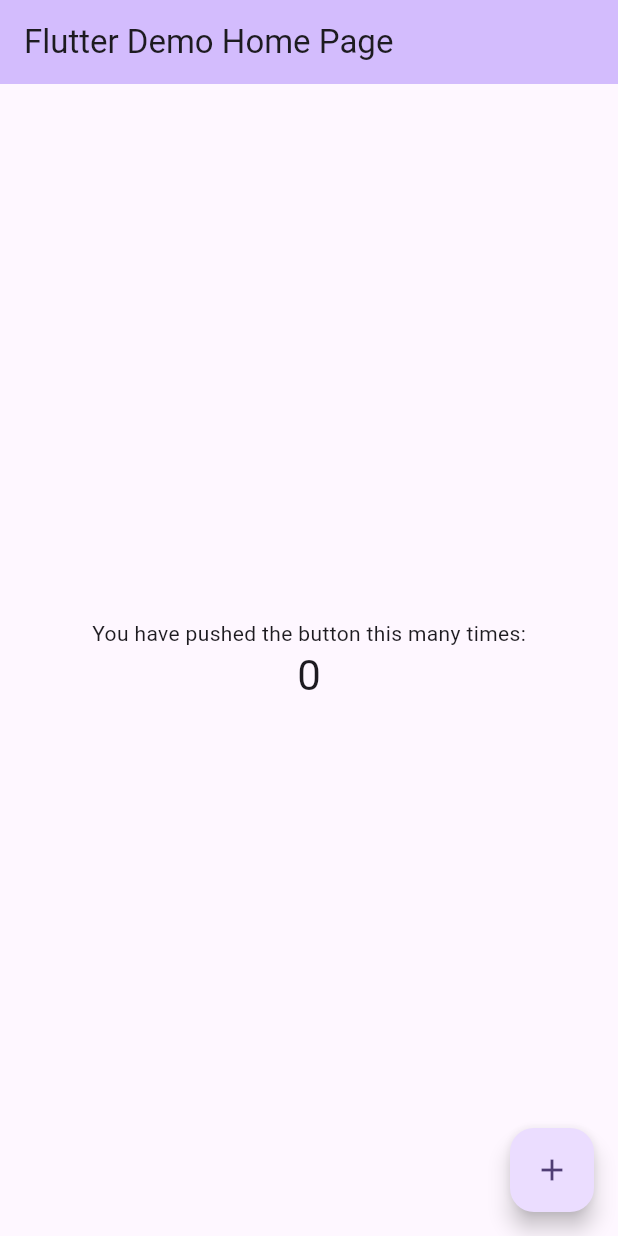
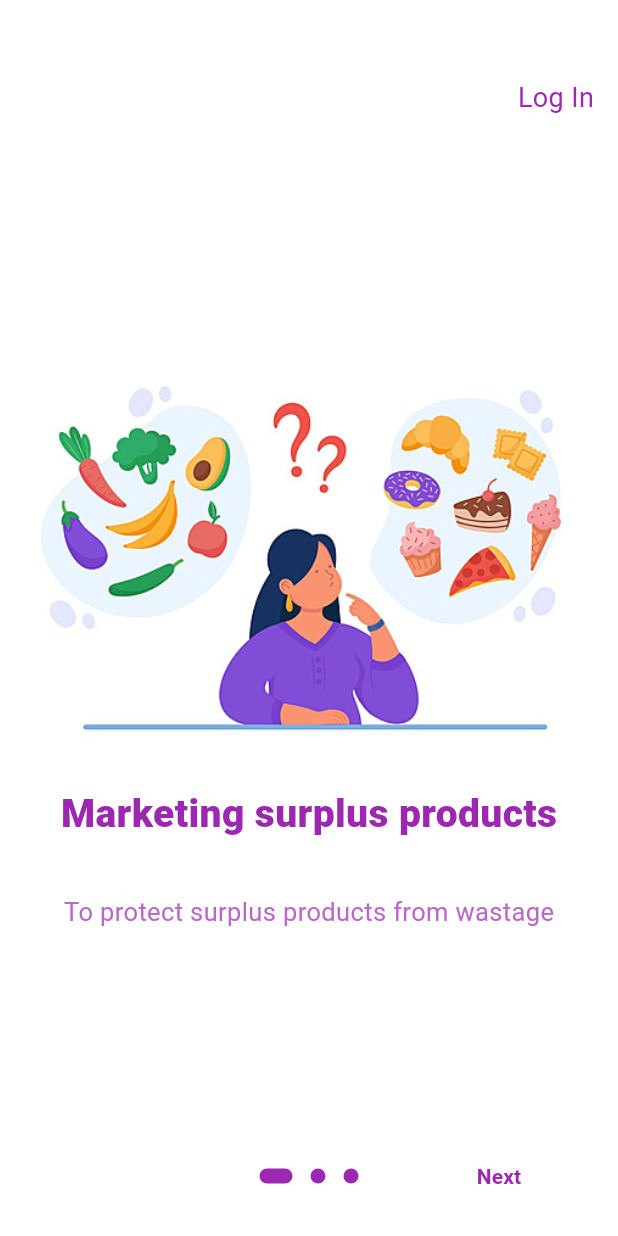
Before and after one commit to lamaboshi/MarketingSurplus, a Flutter app: the screen it shows after launch, on a phone screen of 412 x 824 dp. Run offline on Flutter 3.47's test engine with Material 3 defaults, Android fonts, the phone set to English and light mode, and no system bars; drawn by our look-alikes of introduction_screen; our stand-ins replace get; Roboto replaces fonts that are missing (Uchen); statements that could not run were skipped.

Commit message:
Finish splash and introl page

```diff
--- /dev/null
+++ b/lib/app/app_pages.dart
@@ -0,0 +1,65 @@
+import 'package:get/get.dart';
+
+import '../modules/first_spalsh/binding/first_splash_binding.dart';
+import '../modules/first_spalsh/view/first_spalsh_page.dart';
+import '../modules/intro/view/intro_page.dart';
+import 'app_routes.dart';
+
+class AppPages {
+  AppPages._();
+
+  static final routes = [
+    GetPage(
+      name: Paths.FirstSplash,
+      page: () => const FiestSplashView(),
+      binding: FirstSplashBinding(),
+    ),
+    GetPage(
+      name: Paths.Intro,
+      page: () => const IntroPage(),
+    ),
+    // GetPage(
+    //   name: _Paths.ConfirmPassword,
+    //   page: () => const Confirmpassword(),
+    // ),
+    // GetPage(
+    //     name: _Paths.Password,
+    //     page: () => const PasswordPageView(),
+    //     binding: PasswordBinding(),
+    //     children: [
+    //       GetPage(
+    //         name: _Paths.ConfirmPassword,
+    //         page: () => const Confirmpassword(),
+    //       ),
+    //     ]),
+    // GetPage(
+    //   name: _Paths.SignIn,
+    //   page: () => SignInPage(),
+    //   binding: SignInBinding(),
+    // ),
+
+    // GetPage(
+    //   name: _Paths.HAYA,
+    //   page: () => const HayaView(),
+    //   binding: HayaBinding(),
+    // ),
+    // GetPage(
+    //   name: _Paths.Content,
+    //   page: () => const ContentView(),
+    //   binding: ContentBinding(),
+    // ),
+    // GetPage(name: _Paths.HOME, page: () => const HomeView(), bindings: [
+    //   HomeBinding(),
+    //   HomeMainBinding(),
+    //   MenuBinding(),
+    //   ProfileBinding()
+    // ], middlewares: [
+    //   AuthMiddlware()
+    // ], children: [
+    //   GetPage(
+    //     name: _Paths.EditProfile,
+    //     page: () => EditProfilePage(),
+    //   ),
+    // ]),
+  ];
+}
--- /dev/null
+++ b/lib/app/app_routes.dart
@@ -0,0 +1,30 @@
+abstract class Paths {
+  Paths._();
+  static const HOME = '/home';
+  static const Password = '/password';
+  static const ConfirmPassword = '/confirmpassword';
+  static const Intro = '/intro';
+  static const SignIn = '/SignIn';
+  static const SignUpUserPage = '/SignUpUserPage';
+  static const FirstSplash = '/FirstSplash';
+  static const SignUpInfluencer = '/SignUpInfluencer';
+  static const SignUpCompany = '/SignUpCompany';
+  static const WebsiteCompany = '/WebsiteCompany';
+  static const Setting = '/Setting ';
+  static const Menu = '/Menu ';
+  static const Profile = '/Profile ';
+  static const EditProfile = '/EditProfile ';
+  static const AppPage = '/AppPage';
+  static const Content = '/Content';
+  static const Report = '/Report';
+  static const Search = '/Search';
+  static const CHAT_PAGE = '/chat-page';
+  static const CONVERSATION_PAGE = '/conversation-page';
+  static const HOMEPOST = '/homePost';
+  static const BRAND_PAGE = '/brand-page';
+  static const HAYA = '/haya';
+  static const SETTING_PAGE = '/setting-page';
+  static const PRODUCT_PAGE = '/product-page';
+  static const HELP_PAGEE = '/help-pagee';
+  static const PERMISSIONS_PAGE = '/permissions-page';
+}
--- a/lib/main.dart
+++ b/lib/main.dart
@@ -1,4 +1,6 @@
 import 'package:flutter/material.dart';
+import 'package:get/get.dart';
+import 'package:marketing_surplus/app/app_pages.dart';
 
 void main() {
   runApp(const MyApp());
@@ -7,119 +9,16 @@ void main() {
 class MyApp extends StatelessWidget {
   const MyApp({super.key});
 
-  // This widget is the root of your application.
   @override
   Widget build(BuildContext context) {
-    return MaterialApp(
-      title: 'Flutter Demo',
-      theme: ThemeData(
-        // This is the theme of your application.
-        //
-        // TRY THIS: Try running your application with "flutter run". You'll see
-        // the application has a blue toolbar. Then, without quitting the app,
-        // try changing the seedColor in the colorScheme below to Colors.green
-        // and then invoke "hot reload" (save your changes or press the "hot
-        // reload" button in a Flutter-supported IDE, or press "r" if you used
-        // the command line to start the app).
-        //
-        // Notice that the counter didn't reset back to zero; the application
-        // state is not lost during the reload. To reset the state, use hot
-        // restart instead.
-        //
-        // This works for code too, not just values: Most code changes can be
-        // tested with just a hot reload.
-        colorScheme: ColorScheme.fromSeed(seedColor: Colors.deepPurple),
-        useMaterial3: true,
-      ),
-      home: const MyHomePage(title: 'Flutter Demo Home Page'),
+    return GetMaterialApp.router(
+      title: "Markting suplus",
+      key: key,
+      debugShowCheckedModeBanner: false,
+      defaultTransition: Transition.cupertino,
+      getPages: AppPages.routes,
+      enableLog: true,
+      theme: ThemeData(fontFamily: 'Uchen'),
     );
   }
 }
-
-class MyHomePage extends StatefulWidget {
-  const MyHomePage({super.key, required this.title});
-
-  // This widget is the home page of your application. It is stateful, meaning
-  // that it has a State object (defined below) that contains fields that affect
-  // how it looks.
-
-  // This class is the configuration for the state. It holds the values (in this
-  // case the title) provided by the parent (in this case the App widget) and
-  // used by the build method of the State. Fields in a Widget subclass are
-  // always marked "final".
-
-  final String title;
-
-  @override
-  State<MyHomePage> createState() => _MyHomePageState();
-}
-
-class _MyHomePageState extends State<MyHomePage> {
-  int _counter = 0;
-
-  void _incrementCounter() {
-    setState(() {
-      // This call to setState tells the Flutter framework that something has
-      // changed in this State, which causes it to rerun the build method below
-      // so that the display can reflect the updated values. If we changed
-      // _counter without calling setState(), then the build method would not be
-      // called again, and so nothing would appear to happen.
-      _counter++;
-    });
-  }
-
-  @override
-  Widget build(BuildContext context) {
-    // This method is rerun every time setState is called, for instance as done
-    // by the _incrementCounter method above.
-    //
-    // The Flutter framework has been optimized to make rerunning build methods
-    // fast, so that you can just rebuild anything that needs updating rather
-    // than having to individually change instances of widgets.
-    return Scaffold(
-      appBar: AppBar(
-        // TRY THIS: Try changing the color here to a specific color (to
-        // Colors.amber, perhaps?) and trigger a hot reload to see the AppBar
-        // change color while the other colors stay the same.
-        backgroundColor: Theme.of(context).colorScheme.inversePrimary,
-        // Here we take the value from the MyHomePage object that was created by
-        // the App.build method, and use it to set our appbar title.
-        title: Text(widget.title),
-      ),
-      body: Center(
-        // Center is a layout widget. It takes a single child and positions it
-        // in the middle of the parent.
-        child: Column(
-          // Column is also a layout widget. It takes a list of children and
-          // arranges them vertically. By default, it sizes itself to fit its
-          // children horizontally, and tries to be as tall as its parent.
-          //
-          // Column has various properties to control how it sizes itself and
-          // how it positions its children. Here we use mainAxisAlignment to
-          // center the children vertically; the main axis here is the vertical
-          // axis because Columns are vertical (the cross axis would be
-          // horizontal).
-          //
-          // TRY THIS: Invoke "debug painting" (choose the "Toggle Debug Paint"
-          // action in the IDE, or press "p" in the console), to see the
-          // wireframe for each widget.
-          mainAxisAlignment: MainAxisAlignment.center,
-          children: <Widget>[
-            const Text(
-              'You have pushed the button this many times:',
-            ),
-            Text(
-              '$_counter',
-              style: Theme.of(context).textTheme.headlineMedium,
-            ),
-          ],
-        ),
-      ),
-      floatingActionButton: FloatingActionButton(
-        onPressed: _incrementCounter,
-        tooltip: 'Increment',
-        child: const Icon(Icons.add),
-      ), // This trailing comma makes auto-formatting nicer for build methods.
-    );
-  }
-}
--- /dev/null
+++ b/lib/modules/first_spalsh/binding/first_splash_binding.dart
@@ -0,0 +1,10 @@
+import 'package:get/get.dart';
+
+import '../controller/first_splash_page.dart';
+
+class FirstSplashBinding extends Bindings {
+  @override
+  void dependencies() {
+    Get.put(FirstSplashController());
+  }
+}
--- /dev/null
+++ b/lib/modules/intro/controller/intro_controller.dart
@@ -0,0 +1,5 @@
+import 'package:get/get.dart';
+
+class IntroController extends GetxController {
+  final isChecked = false.obs;
+}
--- /dev/null
+++ b/lib/modules/intro/view/intro_page.dart
@@ -0,0 +1,265 @@
+import 'package:flutter/material.dart';
+import 'package:get/get.dart';
+import 'package:introduction_screen/introduction_screen.dart';
+
+import '../controller/intro_controller.dart';
+
+class IntroPage extends GetView<IntroController> {
+  const IntroPage({Key? key}) : super(key: key);
+
+  @override
+  Widget build(BuildContext context) {
+    return Scaffold(
+      body: IntroductionScreen(
+        pages: [
+          interPage(context),
+          interInfluncerPage(context),
+          interCompanyPage(context)
+        ],
+        done: Text("Done".tr,
+            style: const TextStyle(
+                color: Colors.purple, fontWeight: FontWeight.w600)),
+        showNextButton: true,
+        showBackButton: true,
+        showSkipButton: false,
+        onDone: () {},
+        back: Text("Back".tr,
+            style: const TextStyle(
+                color: Colors.purple, fontWeight: FontWeight.w600)),
+        next: Text("Next".tr,
+            style: const TextStyle(
+                color: Colors.purple, fontWeight: FontWeight.w600)),
+        globalBackgroundColor: Colors.white,
+        dotsDecorator: const DotsDecorator(
+          size: Size(10.0, 10.0),
+          color: Colors.purple,
+          activeColor: Colors.purple,
+          activeSize: Size(22.0, 10.0),
+          activeShape: RoundedRectangleBorder(
+            borderRadius: BorderRadius.all(Radius.circular(25.0)),
+          ),
+        ),
+      ),
+    );
+  }
+}
+
+//interpage
+PageViewModel interPage(context) {
+  return PageViewModel(
+    decoration:
+        const PageDecoration(bodyFlex: 10, bodyPadding: EdgeInsets.zero),
+
+    ///image
+    titleWidget: const Align(
+      alignment: Alignment.topRight,
+      child: Padding(
+        padding: EdgeInsets.only(top: 20),
+        child: Text(
+          'Log In',
+          style: TextStyle(fontSize: 18, color: Colors.purple),
+        ),
+      ),
+    ),
+
+    ///text
+    bodyWidget: Column(
+      mainAxisAlignment: MainAxisAlignment.spaceBetween,
+      children: [
+        Padding(
+          padding: const EdgeInsets.only(top: 130),
+          child: Image.asset(
+            'assets/images/intro_1.jpg',
+          ),
+        ),
+        const Text(
+          'Marketing surplus products',
+          style: TextStyle(
+              color: Colors.purple, fontSize: 26, fontWeight: FontWeight.w800),
+        ),
+        const SizedBox(
+          height: 35,
+        ),
+        Text(
+          'To protect surplus products from wastage',
+          softWrap: true,
+          style: TextStyle(fontSize: 17, color: Colors.purple.shade300),
+        ),
+      ],
+    ),
+  );
+}
+
+//inter Influncer page
+PageViewModel interInfluncerPage(context) {
+  return PageViewModel(
+    decoration:
+        const PageDecoration(bodyFlex: 10, bodyPadding: EdgeInsets.zero),
+
+    ///image
+    titleWidget: const Align(
+      alignment: Alignment.topRight,
+      child: Padding(
+        padding: EdgeInsets.only(top: 20),
+        child: Text(
+          'Log In',
+          style: TextStyle(fontSize: 18, color: Colors.purple),
+        ),
+      ),
+    ),
+
+    ///text
+    bodyWidget: Column(
+      mainAxisAlignment: MainAxisAlignment.spaceBetween,
+      children: [
+        Padding(
+          padding: const EdgeInsets.only(top: 130),
+          child: Image.asset(
+            'assets/images/intro_2.jpg',
+          ),
+        ),
+        const Text(
+          'Fast delivery',
+          style: TextStyle(
+              color: Colors.purple, fontSize: 26, fontWeight: FontWeight.w800),
+        ),
+        const SizedBox(
+          height: 35,
+        ),
+        Text(
+          'Fast delivery to your home to save time and effort',
+          softWrap: true,
+          style: TextStyle(fontSize: 17, color: Colors.purple.shade300),
+        ),
+      ],
+    ),
+  );
+}
+
+//inter company page
+PageViewModel interCompanyPage(context) {
+  return PageViewModel(
+    decoration:
+        const PageDecoration(bodyFlex: 10, bodyPadding: EdgeInsets.zero),
+
+    ///image
+    titleWidget: const Align(
+      alignment: Alignment.topRight,
+      child: Padding(
+        padding: EdgeInsets.only(top: 20),
+        child: Text(
+          'Log In',
+          style: TextStyle(fontSize: 18, color: Colors.purple),
+        ),
+      ),
+    ),
+
+    ///text
+    bodyWidget: Column(
+      mainAxisAlignment: MainAxisAlignment.spaceBetween,
+      children: [
+        Padding(
+          padding: const EdgeInsets.only(top: 130),
+          child: Image.asset(
+            'assets/images/intro_3.png',
+          ),
+        ),
+        const Text(
+          'Electronic payment',
+          style: TextStyle(
+              color: Colors.purple, fontSize: 26, fontWeight: FontWeight.w800),
+        ),
+        const SizedBox(
+          height: 35,
+        ),
+        Text(
+          'The payment process is secure and confidential',
+          softWrap: true,
+          style: TextStyle(fontSize: 17, color: Colors.purple.shade300),
+        ),
+      ],
+    ),
+  );
+}
+
+//inter user page
+PageViewModel interUserPage(context) {
+  final height = MediaQuery.of(context).size.height / 2;
+  return PageViewModel(
+    decoration: const PageDecoration(
+      pageColor: Colors.white,
+      imagePadding: EdgeInsets.fromLTRB(20, 35, 20, 20),
+      imageFlex: 0,
+      titlePadding: EdgeInsets.fromLTRB(0, 20, 0, 20),
+      contentMargin: EdgeInsets.all(20),
+      footerPadding: EdgeInsets.fromLTRB(0, 20, 0, 20),
+      imageAlignment: Alignment.topLeft,
+      bodyFlex: 0,
+      bodyAlignment: Alignment.center,
+      bodyPadding: EdgeInsets.fromLTRB(0, 20, 0, 20),
+    ),
+    image: Text('BeUser'.tr,
+        textAlign: TextAlign.start,
+        style: const TextStyle(
+            color: Colors.orange, fontWeight: FontWeight.bold, fontSize: 45.0)),
+
+    ///image
+    titleWidget: Center(
+      child: Image.asset(
+        'assets/images/user.gif',
+        height: height * 1.25 / 3,
+      ),
+    ),
+
+    ///text
+    bodyWidget: Text('theuserfollowscopaniesandcontentmakers'.tr),
+
+    footer: Column(
+      children: [
+        ///btn Sign Up As User
+        Padding(
+          padding: const EdgeInsets.only(left: 40, right: 40),
+          child: ElevatedButton(
+            style: ButtonStyle(
+              backgroundColor: MaterialStateProperty.all(Colors.orange),
+              fixedSize: MaterialStateProperty.all(Size.fromWidth(height)),
+            ),
+            onPressed: () {
+              // Get.rootDelegate.offNamed(Routes.SignUpUserPage);
+            },
+            child: Text(
+              "SignUpAsUser".tr,
+              style: const TextStyle(fontSize: 18),
+            ),
+          ),
+        ),
+
+        ///you Have Account? sign in
+        Row(
+          mainAxisAlignment: MainAxisAlignment.center,
+          children: [
+            Text('youHaveAccount?'.tr,
+                style: const TextStyle(
+                  color: Colors.grey,
+                )),
+            const SizedBox(
+              width: 3,
+            ),
+            InkWell(
+              child: Text(
+                'signin'.tr,
+                style: const TextStyle(
+                  color: Colors.grey,
+                  decoration: TextDecoration.underline,
+                ),
+              ),
+              onTap: () {
+                //    Get.rootDelegate.offNamed(Routes.SignIn);
+              },
+            ),
+          ],
+        ),
+      ],
+    ),
+  );
+}
```
Also changed, not shown: lib/modules/first_spalsh/controller/first_splash_page.dart (added, +19 -0 lines), lib/modules/first_spalsh/view/first_spalsh_page.dart (added, +40 -0 lines), pubspec.yaml (+5 -4 lines), assets/images/intro_1.jpg (added), assets/images/intro_2.jpg (added), assets/images/intro_3.png (added), assets/images/logo.png (added), pubspec.lock.
